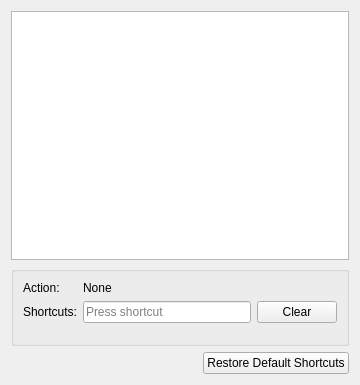
This is app/ui/shortcutspage.ui in pencil2d/pencil as Qt 5 draws it before an edit. The edited form follows.
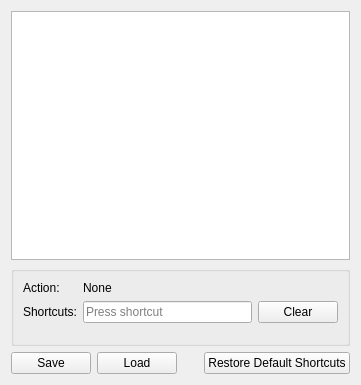
This is the edited form.

Commit message: Save and Load Keyboard shortcuts

Diff of the .ui file:
```diff
--- a/app/ui/shortcutspage.ui
+++ b/app/ui/shortcutspage.ui
@@ -6,7 +6,7 @@
    <rect>
     <x>0</x>
     <y>0</y>
-    <width>360</width>
+    <width>361</width>
     <height>385</height>
    </rect>
   </property>
@@ -81,6 +81,20 @@
    </item>
    <item>
     <layout class="QHBoxLayout" name="horizontalLayout">
+     <item>
+      <widget class="QPushButton" name="btnSaveShortcuts">
+       <property name="text">
+        <string>Save</string>
+       </property>
+      </widget>
+     </item>
+     <item>
+      <widget class="QPushButton" name="btnLoadShortcuts">
+       <property name="text">
+        <string>Load</string>
+       </property>
+      </widget>
+     </item>
      <item>
       <spacer name="horizontalSpacer">
        <property name="orientation">
```
The commit also changes 2 other files.
